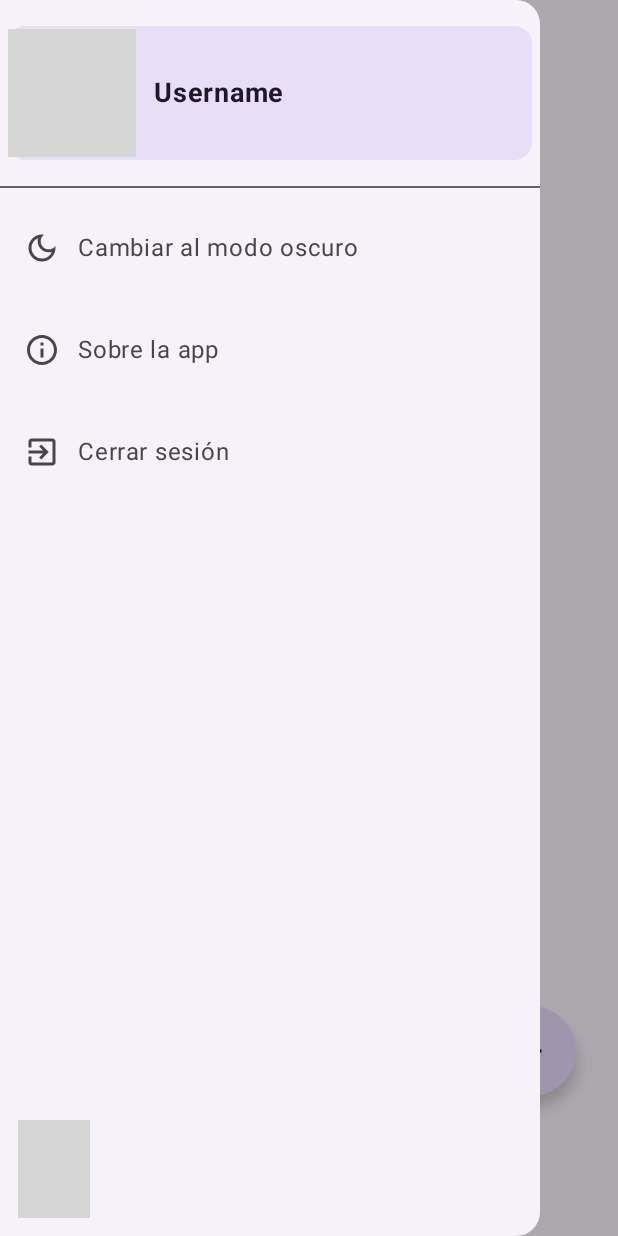
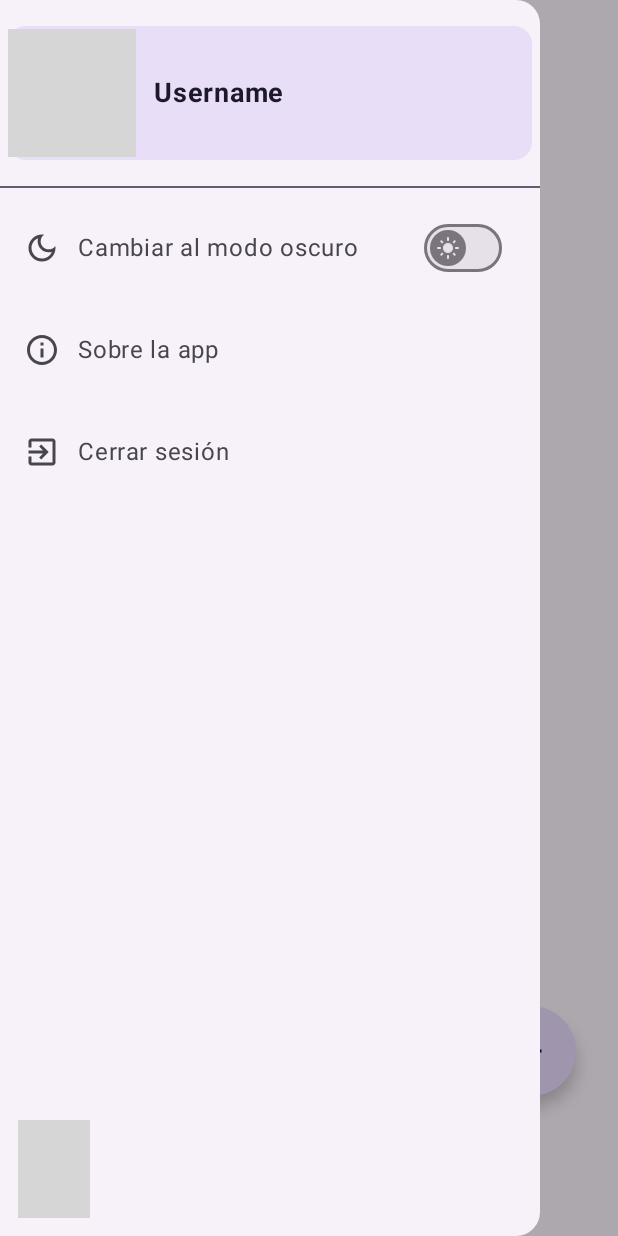
Before and after one commit to DarcoProgramador/Hartarte, an Android app built with Jetpack Compose: the HomeScreen screen opened through its navigation route, after a tap on "Menu", on a phone screen of 412 x 824 dp. Run offline under Robolectric (Android 15) with nearby library versions, the phone set to English and light mode, and no system bars; our stand-ins replace Dagger/Hilt's generated code, Firebase (no records; nobody signed in at launch, a user with empty details on screens opened directly), accompanist, paging; libraries missing offline, so code that uses them is left out: com.exyte.animatednavbar; pictures from the network do not load; 3 statements that could not run were skipped; grey boxes are pictures that could not be loaded.

Commit message:
DataStore y cambio de tema
- Se implementó DataStore para lidiar con los cambios de tema.
- Se añadieró ThemeViewModel para manejar los temas y cambiarlos.
- Se agregaron parámetros nuevos para recibir el ThemeViewModel en MainActivity, NavigationRoot, HomeScreen, MainScreen y el componente SideBar.
- Se añadieron parámetros para recibir el DataStore.

```diff
--- a/app/build.gradle
+++ b/app/build.gradle
@@ -135,6 +135,9 @@ dependencies {
 
     //Coil: image from URL
     implementation("io.coil-kt:coil-compose:2.4.0")
+
+    //DataStore
+    implementation("androidx.datastore:datastore-preferences:1.0.0")
 }
 
 // Allow references to generated code
--- a/app/src/main/java/com/proyecpg/hartarte/MainActivity.kt
+++ b/app/src/main/java/com/proyecpg/hartarte/MainActivity.kt
@@ -1,5 +1,6 @@
 package com.proyecpg.hartarte
 
+import android.content.res.Configuration
 import android.os.Bundle
 import androidx.activity.ComponentActivity
 import androidx.activity.compose.setContent
@@ -7,27 +8,56 @@ import androidx.activity.viewModels
 import androidx.compose.foundation.layout.fillMaxSize
 import androidx.compose.material3.MaterialTheme
 import androidx.compose.material3.Surface
+import androidx.compose.runtime.collectAsState
 import androidx.compose.ui.Modifier
+import com.proyecpg.hartarte.data.DataStoreUtil
 import com.proyecpg.hartarte.navigation.NavigationRoot
 import com.proyecpg.hartarte.ui.screens.AuthViewModel
 import com.proyecpg.hartarte.ui.theme.HartarteTheme
+import com.proyecpg.hartarte.ui.theme.ThemeViewModel
 import dagger.hilt.android.AndroidEntryPoint
 
 @AndroidEntryPoint
 class MainActivity : ComponentActivity() {
 
+    private val themeViewModel: ThemeViewModel by viewModels()
     private val viewModel: AuthViewModel by viewModels()
+    private lateinit var dataStoreUtil: DataStoreUtil
+
     override fun onCreate(savedInstanceState: Bundle?) {
         super.onCreate(savedInstanceState)
+
+        dataStoreUtil = DataStoreUtil(applicationContext)
+
+        val systemTheme = when (resources.configuration.uiMode and Configuration.UI_MODE_NIGHT_MASK) {
+            Configuration.UI_MODE_NIGHT_YES -> { true }
+            Configuration.UI_MODE_NIGHT_NO -> { false }
+            else -> { false }
+        }
+
         setContent {
+            val theme = dataStoreUtil.getTheme(systemTheme).collectAsState(initial = systemTheme)
+
+            HartarteTheme(
+                darkTheme = theme.value
+            ) {
+                Surface(
+                    modifier = Modifier.fillMaxSize(),
+                    color = MaterialTheme.colorScheme.background
+                ) {
+                    NavigationRoot(dataStoreUtil = dataStoreUtil, authViewModel = viewModel, themeViewModel = themeViewModel)
+                }
+            }
+        }
+        /*setContent {
             HartarteTheme {
                 Surface(
                     modifier = Modifier.fillMaxSize(),
                     color = MaterialTheme.colorScheme.background
                 ) {
-                    NavigationRoot(authViewModel = viewModel)
+                    NavigationRoot(authViewModel = viewModel, )
                 }
             }
-        }
+        }*/
     }
 }
--- /dev/null
+++ b/app/src/main/java/com/proyecpg/hartarte/data/DataStore.kt
@@ -0,0 +1,29 @@
+package com.proyecpg.hartarte.data
+
+import android.content.Context
+import androidx.datastore.core.DataStore
+import androidx.datastore.preferences.core.Preferences
+import androidx.datastore.preferences.core.booleanPreferencesKey
+import androidx.datastore.preferences.core.edit
+import androidx.datastore.preferences.preferencesDataStore
+import kotlinx.coroutines.flow.Flow
+import kotlinx.coroutines.flow.map
+
+class DataStoreUtil(private val context: Context) {
+    companion object {
+        private val Context.dataStore: DataStore<Preferences> by preferencesDataStore("settings")
+
+        val THEME_KEY = booleanPreferencesKey("theme")
+    }
+
+    fun getTheme(isSystemDarkTheme: Boolean): Flow<Boolean> = context.dataStore.data
+        .map { preferences ->
+            preferences[THEME_KEY] ?: isSystemDarkTheme
+        }
+
+    suspend fun saveTheme(isDarkThemeEnabled: Boolean) {
+        context.dataStore.edit { preferences ->
+            preferences[THEME_KEY] = isDarkThemeEnabled
+        }
+    }
+}
--- a/app/src/main/java/com/proyecpg/hartarte/navigation/NavigationRoot.kt
+++ b/app/src/main/java/com/proyecpg/hartarte/navigation/NavigationRoot.kt
@@ -1,18 +1,21 @@
 package com.proyecpg.hartarte.navigation
 
 import androidx.compose.runtime.Composable
-import androidx.hilt.navigation.compose.hiltViewModel
 import androidx.navigation.NavHostController
 import androidx.navigation.compose.NavHost
 import androidx.navigation.compose.composable
 import androidx.navigation.compose.rememberNavController
+import com.proyecpg.hartarte.data.DataStoreUtil
 import com.proyecpg.hartarte.ui.screens.AuthViewModel
 import com.proyecpg.hartarte.ui.screens.home.HomeScreen
+import com.proyecpg.hartarte.ui.theme.ThemeViewModel
 
 @Composable
 fun NavigationRoot(
     navController: NavHostController = rememberNavController(),
-    authViewModel: AuthViewModel
+    dataStoreUtil: DataStoreUtil,
+    authViewModel: AuthViewModel,
+    themeViewModel: ThemeViewModel
 ) {
     NavHost(
     navController = navController,
@@ -26,13 +29,15 @@ fun NavigationRoot(
         composable(Graph.HOME){
             HomeScreen(
                 viewModel = authViewModel,
-                navigateToAuthScrens = {
+                themeViewModel = themeViewModel,
+                navigateToAuthScreens = {
                     navController.navigate(Graph.AUTHENTICATION){
                         popUpTo(Graph.HOME){
                             inclusive = true
                         }
                     }
-                }
+                },
+                dataStoreUtil = dataStoreUtil
             )
         }
     }
--- a/app/src/main/java/com/proyecpg/hartarte/ui/components/SideBar.kt
+++ b/app/src/main/java/com/proyecpg/hartarte/ui/components/SideBar.kt
@@ -2,8 +2,10 @@ package com.proyecpg.hartarte.ui.components
 
 import androidx.compose.foundation.clickable
 import androidx.compose.foundation.isSystemInDarkTheme
+import androidx.compose.foundation.layout.Arrangement
 import androidx.compose.foundation.layout.Row
 import androidx.compose.foundation.layout.Spacer
+import androidx.compose.foundation.layout.fillMaxHeight
 import androidx.compose.foundation.layout.fillMaxSize
 import androidx.compose.foundation.layout.fillMaxWidth
 import androidx.compose.foundation.layout.height
@@ -16,6 +18,8 @@ import androidx.compose.material.icons.filled.ExitToApp
 import androidx.compose.material.icons.outlined.DarkMode
 import androidx.compose.material.icons.outlined.Info
 import androidx.compose.material.icons.outlined.LightMode
+import androidx.compose.material.icons.rounded.DarkMode
+import androidx.compose.material.icons.rounded.LightMode
 import androidx.compose.material3.Card
 import androidx.compose.material3.CardDefaults
 import androidx.compose.material3.Divider
@@ -23,8 +27,15 @@ import androidx.compose.material3.Icon
 import androidx.compose.material3.MaterialTheme
 import androidx.compose.material3.ModalDrawerSheet
 import androidx.compose.material3.NavigationDrawerItem
+import androidx.compose.material3.Switch
+import androidx.compose.material3.SwitchDefaults
 import androidx.compose.material3.Text
 import androidx.compose.runtime.Composable
+import androidx.compose.runtime.remember
+import androidx.compose.runtime.getValue
+import androidx.compose.runtime.mutableStateOf
+import androidx.compose.runtime.setValue
+import androidx.compose.runtime.rememberCoroutineScope
 import androidx.compose.ui.Alignment
 import androidx.compose.ui.Modifier
 import androidx.compose.ui.draw.clip
@@ -33,14 +44,21 @@ import androidx.compose.ui.text.font.FontWeight
 import androidx.compose.ui.unit.dp
 import androidx.compose.ui.unit.sp
 import coil.compose.AsyncImage
+import com.proyecpg.hartarte.data.DataStoreUtil
+import com.proyecpg.hartarte.ui.theme.ThemeViewModel
+import kotlinx.coroutines.launch
 
 @Composable
 fun SideBar(
     username: String,
     imageURL: String,
     onUserCardClick: () -> Unit,
-    onToggleThemeClick: () -> Unit
+    dataStoreUtil: DataStoreUtil,
+    themeViewModel: ThemeViewModel
 ){
+    var switchState by remember { themeViewModel.isDarkThemeEnabled }
+    val coroutineScope = rememberCoroutineScope()
+
     ModalDrawerSheet {
         Spacer(Modifier.height(12.dp))
 
@@ -88,10 +106,12 @@ fun SideBar(
         Row(
             modifier = Modifier
                 .fillMaxWidth()
-                .height(56.dp)
-                .clickable {
-                           onToggleThemeClick()
-                },
+                .height(56.dp),
+            verticalAlignment = Alignment.CenterVertically,
+            horizontalArrangement = Arrangement.SpaceBetween
+        ) {
+            Row(
+                modifier = Modifier.fillMaxHeight(),
                 verticalAlignment = Alignment.CenterVertically
             ) {
                 Icon(
@@ -106,6 +126,31 @@ fun SideBar(
                 Text(
                     text = if (isSystemInDarkTheme()) "Cambiar al modo claro" else "Cambiar al modo oscuro",
                     color = MaterialTheme.colorScheme.onSurfaceVariant
+                )
+            }
+
+            Switch(
+                checked = switchState,
+                onCheckedChange = {
+                    switchState = it
+
+                    coroutineScope.launch {
+                        dataStoreUtil.saveTheme(it)
+                    }
+                },
+                modifier = Modifier.padding(end = 25.dp),
+                thumbContent = {
+                    Icon(
+                        modifier = Modifier
+                            .size(SwitchDefaults.IconSize),
+                        imageVector = if (switchState) Icons.Rounded.DarkMode else Icons.Rounded.LightMode,
+                        contentDescription = "Switch Icon"
+                    )
+                },
+                colors = SwitchDefaults.colors(
+                    checkedTrackColor = MaterialTheme.colorScheme.primary,
+                    checkedThumbColor = MaterialTheme.colorScheme.onPrimary,
+                ),
             )
         }
 
--- a/app/src/main/java/com/proyecpg/hartarte/ui/screens/home/HomeScreen.kt
+++ b/app/src/main/java/com/proyecpg/hartarte/ui/screens/home/HomeScreen.kt
@@ -9,7 +9,6 @@ import androidx.compose.foundation.layout.size
 import androidx.compose.material3.Text
 import androidx.compose.runtime.Composable
 import androidx.compose.runtime.LaunchedEffect
-import androidx.compose.runtime.collectAsState
 import androidx.compose.runtime.getValue
 import androidx.compose.ui.Alignment
 import androidx.compose.ui.Modifier
@@ -21,17 +20,19 @@ import androidx.hilt.navigation.compose.hiltViewModel
 import androidx.lifecycle.compose.collectAsStateWithLifecycle
 import com.google.accompanist.pager.ExperimentalPagerApi
 import com.proyecpg.hartarte.R
+import com.proyecpg.hartarte.data.DataStoreUtil
 import com.proyecpg.hartarte.ui.screens.AuthViewModel
 import com.proyecpg.hartarte.ui.screens.main.MainScreen
 import com.proyecpg.hartarte.ui.screens.main.MainState
-import com.proyecpg.hartarte.ui.screens.main.MainViewModel
-import kotlinx.coroutines.coroutineScope
+import com.proyecpg.hartarte.ui.theme.ThemeViewModel
 
 @OptIn(ExperimentalPagerApi::class)
 @Composable
 fun HomeScreen(
     viewModel : AuthViewModel,
-    navigateToAuthScrens: () -> Unit
+    themeViewModel: ThemeViewModel,
+    navigateToAuthScreens: () -> Unit,
+    dataStoreUtil: DataStoreUtil
     //OnRegisterClick
 ) {
     val state by viewModel.logged.collectAsStateWithLifecycle()
@@ -42,13 +43,15 @@ fun HomeScreen(
                     false
                 ),
                 viewModel = hiltViewModel(),
+                themeViewModel = themeViewModel,
                 onCreatePost = {
 
-                }
+                },
+                dataStoreUtil = dataStoreUtil
             )
         }else{
             LaunchedEffect(false) {
-                navigateToAuthScrens()
+                navigateToAuthScreens()
             }
         }
     }
--- a/app/src/main/java/com/proyecpg/hartarte/ui/screens/main/MainScreen.kt
+++ b/app/src/main/java/com/proyecpg/hartarte/ui/screens/main/MainScreen.kt
@@ -1,5 +1,6 @@
 package com.proyecpg.hartarte.ui.screens.main
 
+import android.content.Context
 import android.content.res.Configuration
 import androidx.appcompat.app.AppCompatDelegate
 import androidx.compose.animation.core.tween
@@ -34,6 +35,7 @@ import androidx.compose.material3.Scaffold
 import androidx.compose.material3.Text
 import androidx.compose.material3.rememberDrawerState
 import androidx.compose.runtime.Composable
+import androidx.compose.runtime.currentCompositionLocalContext
 import androidx.compose.runtime.getValue
 import androidx.compose.runtime.mutableStateOf
 import androidx.compose.runtime.remember
@@ -56,9 +58,11 @@ import com.exyte.animatednavbar.animation.balltrajectory.Parabolic
 import com.exyte.animatednavbar.animation.indendshape.Height
 import com.exyte.animatednavbar.animation.indendshape.shapeCornerRadius
 import com.google.accompanist.pager.ExperimentalPagerApi
+import com.proyecpg.hartarte.data.DataStoreUtil
 import com.proyecpg.hartarte.ui.components.Post
 import com.proyecpg.hartarte.ui.components.SideBar
 import com.proyecpg.hartarte.ui.theme.HartarteTheme
+import com.proyecpg.hartarte.ui.theme.ThemeViewModel
 import kotlinx.coroutines.launch
 
 @OptIn(ExperimentalMaterial3Api::class, ExperimentalPagerApi::class)
@@ -66,7 +70,9 @@ import kotlinx.coroutines.launch
 fun MainScreen(
     state: MainState,
     viewModel: MainViewModel = hiltViewModel(),
-    onCreatePost: () -> Unit
+    themeViewModel: ThemeViewModel,
+    onCreatePost: () -> Unit,
+    dataStoreUtil: DataStoreUtil
     //onPostClick
     //onHome ?
     //onBookmark ?
@@ -86,8 +92,7 @@ fun MainScreen(
 
     val navigationTitle = listOf("Inicio", "Guardados", "Perfil")
     val scope = rememberCoroutineScope()
-    val context = LocalContext.current
-    val currentNightMode = context.resources.configuration.uiMode and Configuration.UI_MODE_NIGHT_MASK
+    var currentNightMode = LocalContext.current.resources.configuration.uiMode and Configuration.UI_MODE_NIGHT_MASK
 
     ModalNavigationDrawer(
         drawerContent = {
@@ -98,19 +103,8 @@ fun MainScreen(
                     selectedNavigationIndex = 2
                     scope.launch { drawerState.close() }
                 },
-                onToggleThemeClick = {
-                    when (currentNightMode) {
-                        Configuration.UI_MODE_NIGHT_NO -> {
-                            AppCompatDelegate.setDefaultNightMode(AppCompatDelegate.MODE_NIGHT_YES)
-                        }
-                        Configuration.UI_MODE_NIGHT_YES -> {
-                            AppCompatDelegate.setDefaultNightMode(AppCompatDelegate.MODE_NIGHT_NO)
-                        }
-                        else -> {
-                            // No se realiza ningún cambio, ya que el modo actual es el modo del sistema
-                        }
-                    }
-                }
+                dataStoreUtil = dataStoreUtil,
+                themeViewModel = themeViewModel
             )
         },
         drawerState = drawerState
@@ -301,7 +295,9 @@ fun PreviewMainScreen(){
     HartarteTheme {
         MainScreen(
             state = MainState(false),
-            onCreatePost = {}
+            onCreatePost = {},
+            themeViewModel = ThemeViewModel(),
+            dataStoreUtil = DataStoreUtil(context = LocalContext.current)
         )
     }
 }
--- a/app/src/main/java/com/proyecpg/hartarte/ui/theme/Theme.kt
+++ b/app/src/main/java/com/proyecpg/hartarte/ui/theme/Theme.kt
@@ -74,10 +74,10 @@ private val DarkColors = darkColorScheme(
 
 @Composable
 fun HartarteTheme(
-  useDarkTheme: Boolean = isSystemInDarkTheme(),
-  content: @Composable() () -> Unit
+    darkTheme   : Boolean = isSystemInDarkTheme(),
+    content: @Composable() () -> Unit
 ) {
-  val colors = if (!useDarkTheme) {
+  val colors = if (!darkTheme) {
     LightColors
   } else {
     DarkColors
--- /dev/null
+++ b/app/src/main/java/com/proyecpg/hartarte/ui/theme/ThemeViewModel.kt
@@ -0,0 +1,13 @@
+package com.proyecpg.hartarte.ui.theme
+
+import androidx.compose.runtime.mutableStateOf
+import androidx.lifecycle.ViewModel
+
+class ThemeViewModel: ViewModel() {
+    var isDarkThemeEnabled = mutableStateOf(false)
+        private set
+
+    fun setTheme(isDarkTheme: Boolean) {
+        isDarkThemeEnabled.value = isDarkTheme
+    }
+}
```
Lines whose indentation alone changed are shown as unchanged.
